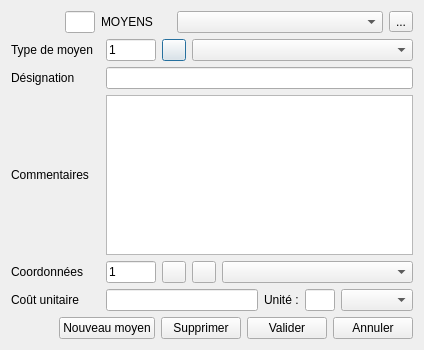
Old version of the form dialogs/dialog_moyens.ui in the repository Znephf/libreJardin.
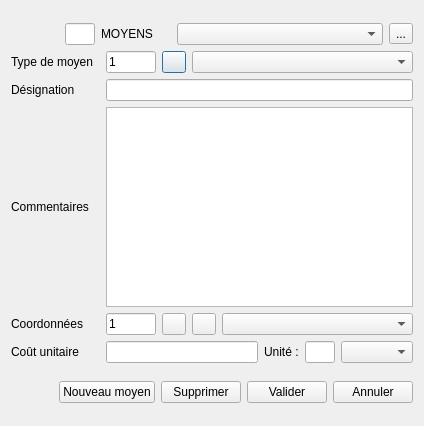
New version of the form. Icons and pictures are not drawn.

The edit to the form file:
```diff
--- a/dialogs/dialog_moyens.ui
+++ b/dialogs/dialog_moyens.ui
@@ -7,7 +7,7 @@
     <x>0</x>
     <y>0</y>
     <width>424</width>
-    <height>350</height>
+    <height>426</height>
    </rect>
   </property>
   <property name="windowTitle">
@@ -78,7 +78,7 @@
            <property name="maximumSize">
             <size>
              <width>48</width>
-             <height>16777215</height>
+             <height>48</height>
             </size>
            </property>
            <property name="text">
```
Left out of the diff: 5 changed lines with no effect on the pictures.
